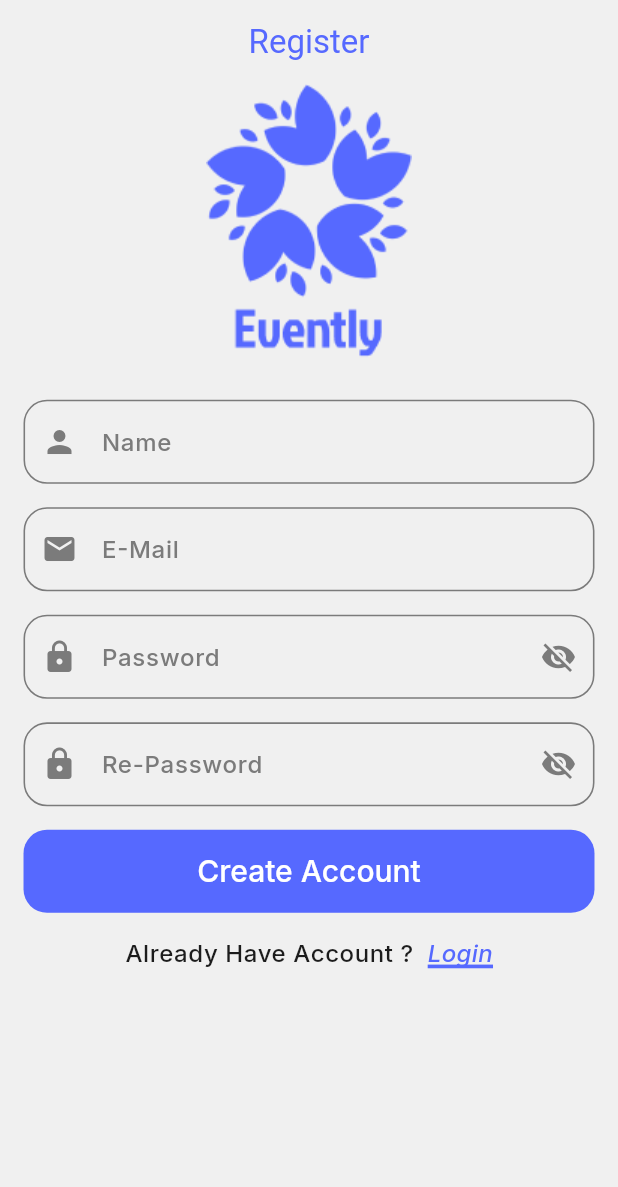
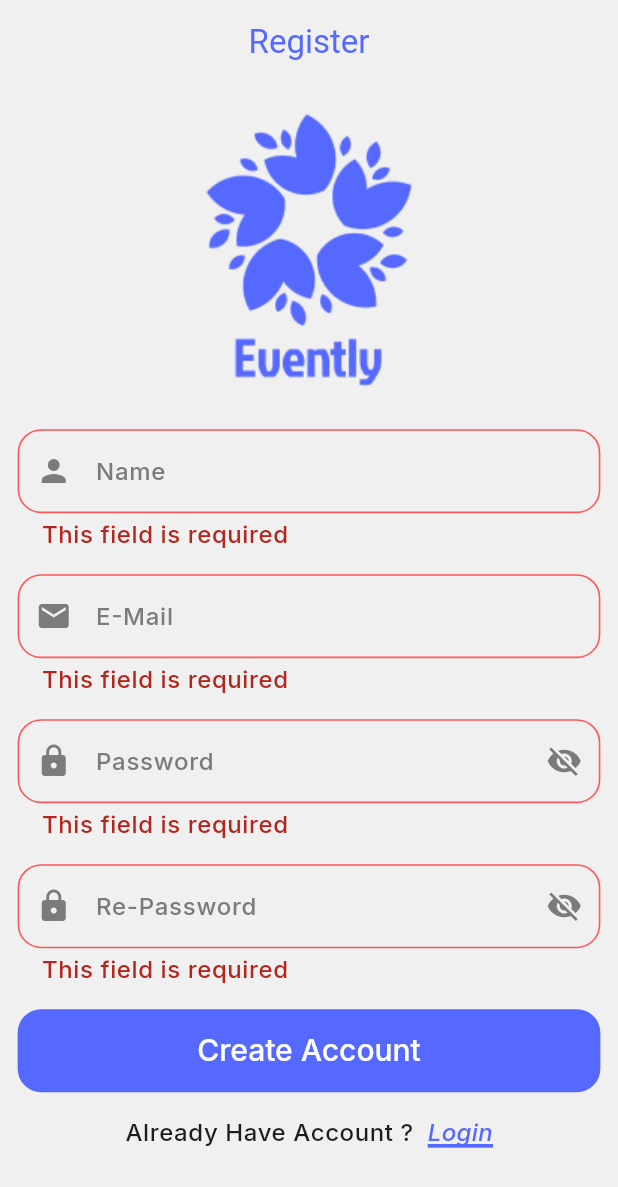
Before and after one commit to AlaaAlprol2003/Event_planning_app-flutter, a Flutter app: the screen it shows after launch, after a tap on "Create Account", on a phone screen of 412 x 824 dp. Shown: the top 1187 px of the screen. Run offline on Flutter 3.47's test engine with Material 3 defaults, Android fonts, the phone set to English and light mode, and no system bars; our stand-ins replace flutter_screenutil, google_fonts; statements that could not run were skipped.

Commit message:
- Add validation to   register screen. - Create login screen Ui. - Add validation to login screen. - Finally, finished authentication task.

```diff
--- a/lib/config/theme/theme_manager.dart
+++ b/lib/config/theme/theme_manager.dart
@@ -55,10 +55,10 @@ class ThemeManager {
           borderRadius: BorderRadiusGeometry.circular(16.r),
         ),
         textStyle: GoogleFonts.inter(
-        fontSize: 20,
-        fontWeight: FontWeight.w500,
-        color: ColorsManager.white,
-      ),
+          fontSize: 20,
+          fontWeight: FontWeight.w500,
+          color: ColorsManager.white,
+        ),
       ),
     ),
     textTheme: TextTheme(
@@ -67,7 +67,15 @@ class ThemeManager {
         fontWeight: FontWeight.w500,
         color: ColorsManager.black1c,
       ),
-
+    ),
+    outlinedButtonTheme: OutlinedButtonThemeData(
+      style: OutlinedButton.styleFrom(
+        side: BorderSide(color: ColorsManager.blue, width: 1),
+        padding: REdgeInsets.symmetric(vertical: 18.h),
+        shape: RoundedRectangleBorder(
+          borderRadius: BorderRadius.circular(16.r),
+        ),
+      ),
     ),
   );
   static final ThemeData dark = ThemeData();
--- a/lib/core/resources/assets_manager.dart
+++ b/lib/core/resources/assets_manager.dart
@@ -1,4 +1,6 @@
 abstract class ImageAssets{
   static const String base = "assets/images";
   static const String eventlyLogo = "$base/evently_logo.png";
+  static const String googleIcon = "$base/google_icon.png";
+
 }
--- /dev/null
+++ b/lib/core/resources/validators.dart
@@ -0,0 +1,37 @@
+abstract class Validators {
+  static String? nameValidator(String? name) {
+    if (name == null || name.trim().isEmpty) {
+      return "This field is required";
+    }
+    if (name.length < 7) {
+      return "Name must be at least 7 chars";
+    }
+    return null;
+  }
+
+  static String? emailValidator(String? email) {
+    RegExp regExp = RegExp(
+      r"^[a-zA-Z0-9.a-zA-Z0-9.!#$%&'*+-/=?^_`{|}~]+@[a-zA-Z0-9]+\.[a-zA-Z]+",
+    );
+    if (email == null || email.trim().isEmpty) {
+      return "This field is required";
+    }
+    if (!regExp.hasMatch(email)) {
+      return "Invalid Email ";
+    }
+    return null;
+  }
+
+  static String? passwordValidator(String? password) {
+    RegExp regExp = RegExp(
+      r'^(?=.*?[A-Z])(?=.*?[a-z])(?=.*?[0-9])(?=.*?[!@#\$&*~]).{8,}$',
+    );
+    if (password == null || password.trim().isEmpty) {
+      return "This field is required";
+    }
+    if (!regExp.hasMatch(password)) {
+      return "Password must include at least \n one lower case \n one upper case \n numeric number \n one special character";
+    }
+    return null;
+  }
+}
--- /dev/null
+++ b/lib/core/widgets/custom_text_button.dart
@@ -0,0 +1,27 @@
+import 'package:evently_app/core/resources/colors_manager.dart';
+import 'package:flutter/material.dart';
+import 'package:google_fonts/google_fonts.dart';
+
+class CustomTextButton extends StatelessWidget {
+  const CustomTextButton({super.key,required this.title,required this.onPressed});
+  final String title;
+  final VoidCallback onPressed;
+  @override
+  Widget build(BuildContext context) {
+    return  GestureDetector(
+                    onTap: onPressed,
+                    child: Text(
+                      title,
+                      style: GoogleFonts.inter(
+                        fontSize: 16,
+                        fontWeight: FontWeight.w500,
+                        color: ColorsManager.blue,
+                        fontStyle: FontStyle.italic,
+                        decoration: TextDecoration.underline,
+                        decorationColor: ColorsManager.blue,
+                        decorationThickness: 2,
+                      ),
+                    ),
+                  );
+  }
+}
--- a/lib/core/widgets/custom_text_form_field.dart
+++ b/lib/core/widgets/custom_text_form_field.dart
@@ -7,17 +7,25 @@ class CustomTextFormField extends StatelessWidget {
     this.prefixIcon,
     this.keyboardType = TextInputType.text,
     this.suffixIcon,
-    this.isObscure = false
+    this.isObscure = false,
+    required this.validator,
+    required this.controller
   });
   final String labelTitle;
   final Widget? prefixIcon;
   final TextInputType keyboardType;
   final Widget? suffixIcon;
   final bool isObscure;
+  final String? Function(String?) validator;
+  final TextEditingController controller;
   @override
   Widget build(BuildContext context) {
     return TextFormField(
+      controller: controller,
+      validator: validator,
+      autovalidateMode: AutovalidateMode.onUserInteraction,
       obscureText:isObscure ,
+      obscuringCharacter: "*",
       keyboardType: keyboardType,
       decoration: InputDecoration(
         prefixIcon: prefixIcon,
--- a/lib/features/auth/register/register.dart
+++ b/lib/features/auth/register/register.dart
@@ -1,10 +1,11 @@
 import 'package:evently_app/core/resources/assets_manager.dart';
-import 'package:evently_app/core/resources/colors_manager.dart';
+import 'package:evently_app/core/resources/validators.dart';
+import 'package:evently_app/core/routes_manager/routes_manager.dart';
 import 'package:evently_app/core/widgets/custom_filled_button.dart';
+import 'package:evently_app/core/widgets/custom_text_button.dart';
 import 'package:evently_app/core/widgets/custom_text_form_field.dart';
 import 'package:flutter/material.dart';
 import 'package:flutter_screenutil/flutter_screenutil.dart';
-import 'package:google_fonts/google_fonts.dart';
 
 class Register extends StatefulWidget {
   const Register({super.key});
@@ -16,56 +17,110 @@ class Register extends StatefulWidget {
 class _RegisterState extends State<Register> {
   bool isVisiblePassword = true;
   bool isVisibleRePassword = true;
+  late TextEditingController _nameController;
+  late TextEditingController _emailController;
+  late TextEditingController _passwordController;
+  late TextEditingController _rePasswordController;
+  final GlobalKey<FormState> _formKey = GlobalKey<FormState>();
+
+  @override
+  void initState() {
+    super.initState();
+    _nameController = TextEditingController();
+    _emailController = TextEditingController();
+    _passwordController = TextEditingController();
+    _rePasswordController = TextEditingController();
+  }
+
+  @override
+  void dispose() {
+    _nameController.dispose();
+    _emailController.dispose();
+    _passwordController.dispose();
+    _rePasswordController.dispose();
+    super.dispose();
+  }
+
   @override
   Widget build(BuildContext context) {
     return Scaffold(
-      resizeToAvoidBottomInset: false,
+      resizeToAvoidBottomInset: true,
       appBar: AppBar(title: Text("Register")),
-      body: Padding(
-        padding: REdgeInsets.symmetric(horizontal: 16,vertical:MediaQuery.of(context).viewInsets.top ),
-        child: SingleChildScrollView(
+      body: SingleChildScrollView(
+        child: Padding(
+          padding: REdgeInsets.only(
+            left: 12,
+            right: 12,
+            top: 20,
+            bottom: MediaQuery.of(context).viewInsets.bottom,
+          ),
+          child: Form(
+            key: _formKey,
             child: Column(
               children: [
                 Image.asset(ImageAssets.eventlyLogo),
                 SizedBox(height: 24.h),
                 CustomTextFormField(
+                  controller: _nameController,
+                  validator: Validators.nameValidator,
                   labelTitle: "Name",
                   prefixIcon: Icon(Icons.person),
                 ),
                 SizedBox(height: 16.h),
                 CustomTextFormField(
+                  controller: _emailController,
+                  validator: Validators.emailValidator,
                   labelTitle: "E-Mail",
                   prefixIcon: Icon(Icons.email),
                   keyboardType: TextInputType.emailAddress,
                 ),
                 SizedBox(height: 16.h),
                 CustomTextFormField(
+                  controller: _passwordController,
+                  validator: Validators.passwordValidator,
                   isObscure: isVisiblePassword,
                   labelTitle: "Password",
                   prefixIcon: Icon(Icons.lock),
                   suffixIcon: IconButton(
                     onPressed: changePasswordVisibilityState,
                     icon: Icon(
-                    isVisiblePassword ? Icons.visibility_off : Icons.visibility,
+                      isVisiblePassword
+                          ? Icons.visibility_off
+                          : Icons.visibility,
                     ),
                   ),
                   keyboardType: TextInputType.visiblePassword,
                 ),
                 SizedBox(height: 16.h),
                 CustomTextFormField(
+                  controller: _rePasswordController,
+                  validator: (input) {
+                    if (input == null || input.trim().isEmpty) {
+                      return "This field is required";
+                    }
+                    if (input != _passwordController.text) {
+                      return "Password does't match";
+                    }
+                    return null;
+                  },
                   isObscure: isVisibleRePassword,
                   labelTitle: "Re-Password",
                   prefixIcon: Icon(Icons.lock),
                   suffixIcon: IconButton(
                     onPressed: changeRePasswordVisibilityState,
                     icon: Icon(
-                    isVisibleRePassword ? Icons.visibility_off : Icons.visibility,
+                      isVisibleRePassword
+                          ? Icons.visibility_off
+                          : Icons.visibility,
                     ),
                   ),
                   keyboardType: TextInputType.visiblePassword,
                 ),
                 SizedBox(height: 16.h),
-              CustomFilledButton(text: "Create Account", onpress: () {}),
+                CustomFilledButton(
+                  text: "Create Account",
+                  onpress: _onCreateAccountClicked,
+                ),
                 SizedBox(height: 16.h),
                 Row(
                   mainAxisAlignment: MainAxisAlignment.center,
@@ -74,24 +129,19 @@ class _RegisterState extends State<Register> {
                       "Already Have Account ?  ",
                       style: Theme.of(context).textTheme.bodySmall,
                     ),
-                  GestureDetector(
-                    onTap: (){},
-                    child: Text(
-                      "Login",
-                      style: GoogleFonts.inter(
-                        fontSize: 16,
-                        fontWeight: FontWeight.w500,
-                        color: ColorsManager.blue,
-                        fontStyle: FontStyle.italic,
-                        decoration: TextDecoration.underline,
-                        decorationColor: ColorsManager.blue,
-                        decorationThickness: 2,
-                      ),
-                    ),
+                    CustomTextButton(
+                      title: "Login",
+                      onPressed: () {
+                        Navigator.pushReplacementNamed(
+                          context,
+                          RoutesManager.login,
+                        );
+                      },
                     ),
                   ],
                 ),
               ],
+            ),
           ),
         ),
       ),
@@ -109,4 +159,8 @@ class _RegisterState extends State<Register> {
       isVisibleRePassword = !isVisibleRePassword;
     });
   }
+
+  void _onCreateAccountClicked() {
+    if (_formKey.currentState?.validate() == false) return;
   }
+}
```
Also changed, not shown: lib/features/auth/login/login.dart (added, +177 -0 lines), lib/features/auth/register/login/login.dart (deleted, +0 -10 lines), assets/images/2.0x/google_icon@2x.png (added), assets/images/3.0x/google_icon@3x.png (added), assets/images/google_icon.png (added). Lines whose indentation alone changed are shown as unchanged.
